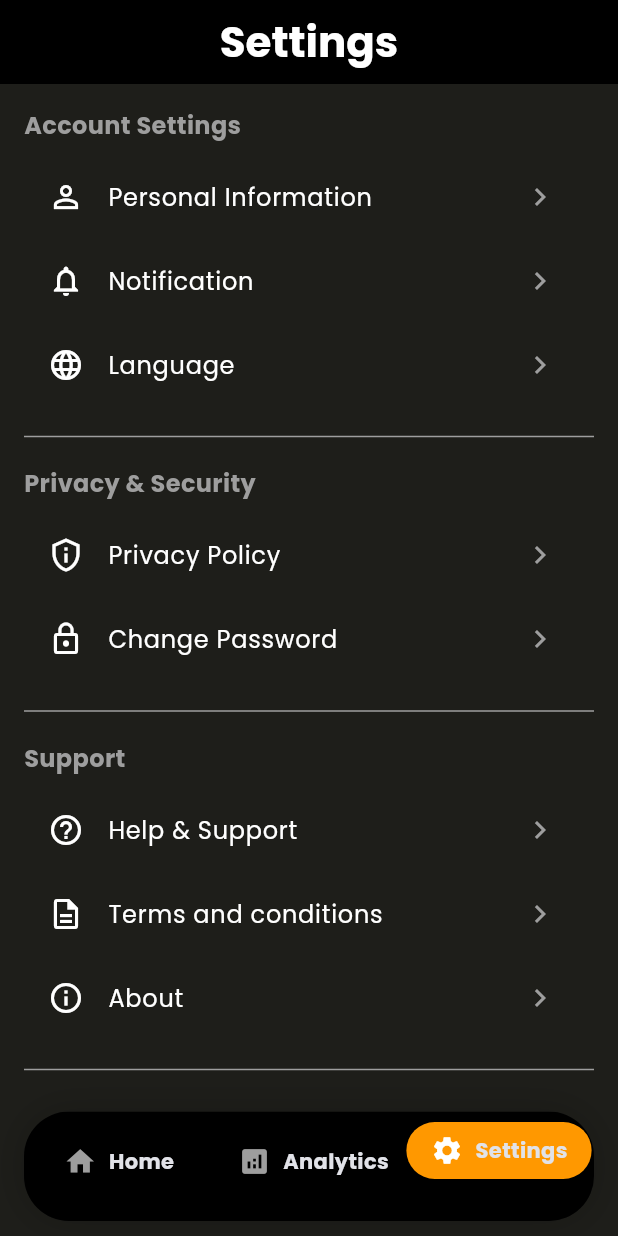
After one commit to SanudaDe/smart_water_systerm, a Flutter app: the screen it shows after launch, item 3 of the bottom bar chosen, on a phone screen of 412 x 824 dp. The commit adds this screen. Run offline on Flutter 3.47's test engine with Material 3 defaults, Android fonts, the phone set to English and light mode, and no system bars; our stand-ins replace google_fonts.

Commit message:
add setting dart

```diff
--- a/lib/main.dart
+++ b/lib/main.dart
@@ -1,6 +1,7 @@
 import 'package:flutter/material.dart';
-import 'dashboard.dart';
-import 'control.dart';
+import 'package:smart_water_systerm/statistics.dart';
+import 'package:smart_water_systerm/dashboard.dart';
+import 'package:smart_water_systerm/settings.dart';
 
 void main() {
   runApp(const MainApp());
@@ -13,10 +14,20 @@ class MainApp extends StatelessWidget {
   Widget build(BuildContext context) {
     return MaterialApp(
       title: 'AquaSense',
-      theme: ThemeData(useMaterial3: true, colorSchemeSeed: Colors.blue),
+      theme: ThemeData(
+        useMaterial3: true,
+        colorSchemeSeed: Colors.blue,
+        // Add dark theme configuration to match your app's style
+        brightness: Brightness.dark,
+      ),
       debugShowCheckedModeBanner: false,
-      home: AquariumControlPage(), // ✅ Go directly to dashboard
-      routes: {'/control': (context) => ControlPage()},
+      // Initial route setup
+      initialRoute: '/dashboard',
+      routes: {
+        '/dashboard': (context) => const AquariumControlPage(),
+        '/statistics': (context) => const StatisticsScreen(),
+        '/settings': (context) => const SettingsScreen(),
+      },
     );
   }
 }
--- /dev/null
+++ b/lib/settings.dart
@@ -0,0 +1,207 @@
+import 'package:flutter/material.dart';
+import 'package:google_fonts/google_fonts.dart';
+import 'package:smart_water_systerm/statistics.dart';
+import 'package:smart_water_systerm/dashboard.dart';
+
+class SettingsScreen extends StatelessWidget {
+  const SettingsScreen({super.key});
+
+  @override
+  Widget build(BuildContext context) {
+    return Scaffold(
+      appBar: AppBar(
+        title: Text(
+          'Settings',
+          style: GoogleFonts.poppins(
+            fontSize: 28,
+            fontWeight: FontWeight.bold,
+            color: Colors.white,
+          ),
+        ),
+        centerTitle: true,
+        backgroundColor: Colors.black,
+        elevation: 0,
+        automaticallyImplyLeading: false, // Removes back button
+      ),
+      backgroundColor: const Color(0xFF1E1E1A),
+      body: ListView(
+        padding: const EdgeInsets.all(16.0),
+        children: [
+          // Account Settings section
+          _buildSectionHeader('Account Settings'),
+          _buildListTile('Personal Information', Icons.person_outline),
+          _buildListTile('Notification', Icons.notifications_outlined),
+          _buildListTile('Language', Icons.language_outlined),
+          const Divider(height: 40, thickness: 1, color: Colors.grey),
+
+          // Privacy & Security section
+          _buildSectionHeader('Privacy & Security'),
+          _buildListTile('Privacy Policy', Icons.privacy_tip_outlined),
+          _buildListTile('Change Password', Icons.lock_outline),
+          const Divider(height: 40, thickness: 1, color: Colors.grey),
+
+          // Support section
+          _buildSectionHeader('Support'),
+          _buildListTile('Help & Support', Icons.help_outline),
+          _buildListTile('Terms and conditions', Icons.description_outlined),
+          _buildListTile('About', Icons.info_outline),
+          const Divider(height: 40, thickness: 1, color: Colors.grey),
+
+          // Account Action section
+          _buildSectionHeader('Account Action'),
+          ListTile(
+            leading: const Icon(Icons.logout, color: Colors.red),
+            title: Text(
+              'Log Out',
+              style: GoogleFonts.poppins(
+                color: Colors.red,
+                fontWeight: FontWeight.bold,
+              ),
+            ),
+            onTap: () {
+              // Add logout functionality here
+            },
+          ),
+        ],
+      ),
+      bottomNavigationBar: Container(
+        margin: const EdgeInsets.symmetric(horizontal: 16, vertical: 10),
+        decoration: BoxDecoration(
+          borderRadius: BorderRadius.circular(30),
+          boxShadow: [
+            BoxShadow(
+              blurRadius: 20,
+              color: Colors.black.withOpacity(0.2),
+            ),
+          ],
+        ),
+        child: ClipRRect(
+          borderRadius: BorderRadius.circular(30),
+          child: BottomNavigationBar(
+            backgroundColor: Colors.black,
+            currentIndex: 2, // Settings is selected
+            onTap: (index) {
+              if (index == 0) {
+                Navigator.pushReplacement(
+                  context,
+                  MaterialPageRoute(builder: (context) => const AquariumControlPage()),
+                );
+              } else if (index == 1) {
+                Navigator.pushReplacement(
+                  context,
+                  MaterialPageRoute(builder: (context) => const StatisticsScreen()),
+                );
+              }
+              // Index 2 is current screen (settings)
+            },
+            selectedItemColor: Colors.white,
+            unselectedItemColor: Colors.grey,
+            showSelectedLabels: true,
+            showUnselectedLabels: false,
+            items: [
+              BottomNavigationBarItem(
+                icon: Container(
+                  padding: const EdgeInsets.symmetric(horizontal: 16, vertical: 8),
+                  decoration: BoxDecoration(
+                    color: Colors.transparent,
+                    borderRadius: BorderRadius.circular(24),
+                  ),
+                  child: Row(
+                    mainAxisSize: MainAxisSize.min,
+                    children: [
+                      const Icon(Icons.home, size: 22),
+                      const SizedBox(width: 8),
+                      Text(
+                        "Home",
+                        style: GoogleFonts.poppins(
+                          fontWeight: FontWeight.bold,
+                        ),
+                      ),
+                    ],
+                  ),
+                ),
+                label: '',
+              ),
+              BottomNavigationBarItem(
+                icon: Container(
+                  padding: const EdgeInsets.symmetric(horizontal: 16, vertical: 8),
+                  decoration: BoxDecoration(
+                    color: Colors.transparent,
+                    borderRadius: BorderRadius.circular(24),
+                  ),
+                  child: Row(
+                    mainAxisSize: MainAxisSize.min,
+                    children: [
+                      const Icon(Icons.analytics, size: 22),
+                      const SizedBox(width: 8),
+                      Text(
+                        "Analytics",
+                        style: GoogleFonts.poppins(
+                          fontWeight: FontWeight.bold,
+                        ),
+                      ),
+                    ],
+                  ),
+                ),
+                label: '',
+              ),
+              BottomNavigationBarItem(
+                icon: Container(
+                  padding: const EdgeInsets.symmetric(horizontal: 16, vertical: 8),
+                  decoration: BoxDecoration(
+                    color: Colors.orange,
+                    borderRadius: BorderRadius.circular(24),
+                  ),
+                  child: Row(
+                    mainAxisSize: MainAxisSize.min,
+                    children: [
+                      const Icon(Icons.settings, size: 22),
+                      const SizedBox(width: 8),
+                      Text(
+                        "Settings",
+                        style: GoogleFonts.poppins(
+                          fontWeight: FontWeight.bold,
+                        ),
+                      ),
+                    ],
+                  ),
+                ),
+                label: '',
+              ),
+            ],
+          ),
+        ),
+      ),
+    );
+  }
+
+  Widget _buildSectionHeader(String title) {
+    return Padding(
+      padding: const EdgeInsets.only(bottom: 8.0),
+      child: Text(
+        title,
+        style: GoogleFonts.poppins(
+          fontSize: 16,
+          fontWeight: FontWeight.bold,
+          color: Colors.grey,
+        ),
+      ),
+    );
+  }
+
+  Widget _buildListTile(String title, IconData icon) {
+    return ListTile(
+      leading: Icon(icon, color: Colors.white),
+      title: Text(
+        title,
+        style: GoogleFonts.poppins(
+          color: Colors.white,
+        ),
+      ),
+      trailing: const Icon(Icons.chevron_right, color: Colors.grey),
+      onTap: () {
+        // Add navigation or functionality for each item
+      },
+    );
+  }
+}
```
Also changed, not shown: lib/control.dart (deleted, +0 -100 lines), lib/dashboard.dart (+14 -26 lines), lib/statistics.dart (+28 -3 lines).
